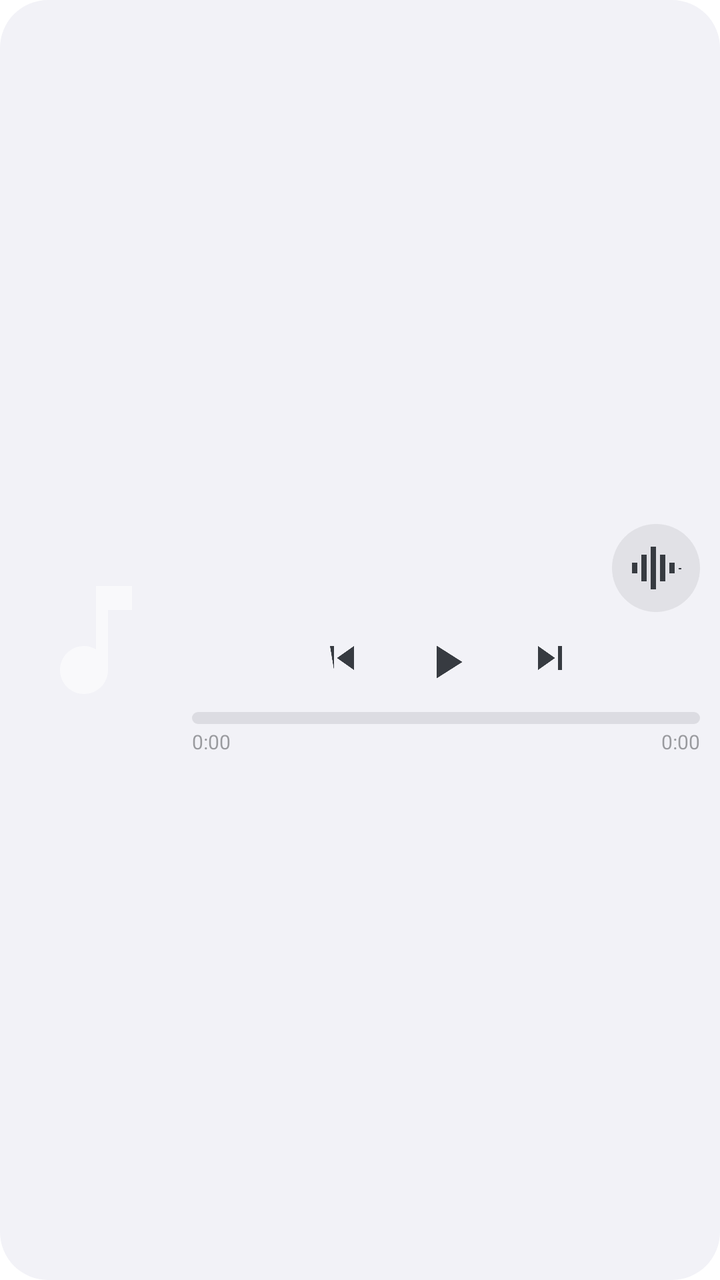
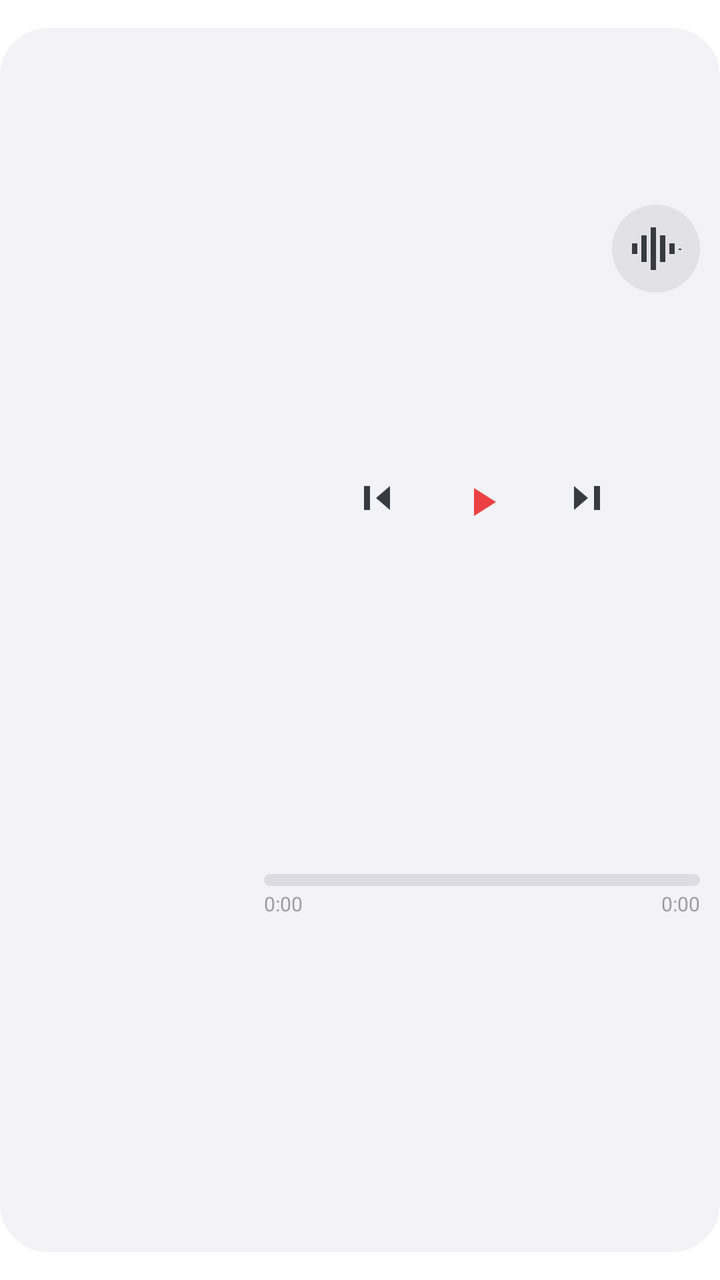

Two renders of the same Android screen: before a commit and after it. Below are the layout's source before the change and the commit's diff.
<!-- AndroidManifest.xml: fallback theme Theme.MaterialComponents.DayNight.NoActionBar -->
<!-- res/layout/player_widget_recognize.xml -->
<?xml version="1.0" encoding="utf-8"?>
<LinearLayout xmlns:android="http://schemas.android.com/apk/res/android"
    android:id="@+id/root"
    android:layout_width="match_parent"
    android:layout_height="match_parent"
    android:orientation="horizontal"
    android:background="@drawable/widget_bg">

    
    <ImageView
        android:id="@+id/cover"
        android:layout_width="72dp"
        android:layout_height="72dp"
        android:layout_marginStart="12dp"
        android:layout_gravity="center_vertical"
        android:scaleType="centerCrop"
        android:src="@drawable/ic_widget_music_note"
        android:contentDescription="@string/widget_label" />

    
    <LinearLayout
        android:layout_width="0dp"
        android:layout_height="match_parent"
        android:layout_weight="1"
        android:layout_marginStart="12dp"
        android:paddingEnd="10dp"
        android:paddingTop="8dp"
        android:paddingBottom="8dp"
        android:orientation="vertical"
        android:gravity="center_vertical">

        
        <LinearLayout
            android:layout_width="match_parent"
            android:layout_height="wrap_content"
            android:orientation="horizontal"
            android:gravity="center_vertical">

            <LinearLayout
                android:layout_width="0dp"
                android:layout_height="wrap_content"
                android:layout_weight="1"
                android:orientation="vertical">

                <TextView
                    android:id="@+id/songText"
                    android:layout_width="match_parent"
                    android:layout_height="wrap_content"
                    android:textColor="@color/widget_text_primary"
                    android:textSize="15sp"
                    android:textStyle="bold"
                    android:singleLine="true"
                    android:ellipsize="end" />

                <TextView
                    android:id="@+id/artistText"
                    android:layout_width="match_parent"
                    android:layout_height="wrap_content"
                    android:layout_marginTop="2dp"
                    android:textColor="@color/widget_text_secondary"
                    android:textSize="12sp"
                    android:singleLine="true"
                    android:ellipsize="end" />
            </LinearLayout>

            <ImageButton
                android:id="@+id/btnRecognize"
                android:layout_width="44dp"
                android:layout_height="44dp"
                android:layout_marginStart="8dp"
                android:padding="6dp"
                android:background="@drawable/widget_btn_circle"
                android:src="@drawable/ic_notif_recognize"
                android:scaleType="fitCenter"
                android:contentDescription="@string/widget_label" />
        </LinearLayout>

        
        <LinearLayout
            android:layout_width="match_parent"
            android:layout_height="wrap_content"
            android:layout_marginTop="4dp"
            android:orientation="horizontal"
            android:gravity="center_horizontal">

            <ImageButton
                android:id="@+id/btnPrev"
                android:layout_width="38dp"
                android:layout_height="38dp"
                android:padding="7dp"
                android:background="@null"
                android:src="@drawable/ic_skip_previous"
                android:tint="@color/widget_icon"
                android:scaleType="fitCenter"
                android:contentDescription="@string/widget_label" />

            <ImageButton
                android:id="@+id/btnPlay"
                android:layout_width="42dp"
                android:layout_height="42dp"
                android:layout_marginStart="12dp"
                android:layout_marginEnd="12dp"
                android:padding="7dp"
                android:background="@null"
                android:src="@drawable/ic_play"
                android:tint="@color/widget_icon"
                android:scaleType="fitCenter"
                android:contentDescription="@string/widget_label" />

            <ImageButton
                android:id="@+id/btnNext"
                android:layout_width="38dp"
                android:layout_height="38dp"
                android:padding="7dp"
                android:background="@null"
                android:src="@drawable/ic_skip_next"
                android:tint="@color/widget_icon"
                android:scaleType="fitCenter"
                android:contentDescription="@string/widget_label" />
        </LinearLayout>

        
        <ProgressBar
            android:id="@+id/progress"
            style="?android:attr/progressBarStyleHorizontal"
            android:layout_width="match_parent"
            android:layout_height="wrap_content"
            android:layout_marginTop="4dp"
            android:max="100"
            android:progress="0"
            android:progressDrawable="@drawable/widget_progress_drawable"
            android:maxHeight="6dp"
            android:minHeight="6dp" />

        
        <LinearLayout
            android:layout_width="match_parent"
            android:layout_height="wrap_content"
            android:layout_marginTop="2dp"
            android:orientation="horizontal">

            <TextView
                android:id="@+id/timeCur"
                android:layout_width="0dp"
                android:layout_height="wrap_content"
                android:layout_weight="1"
                android:gravity="start"
                android:text="0:00"
                android:textColor="@color/widget_time"
                android:textSize="10sp" />

            <TextView
                android:id="@+id/timeDur"
                android:layout_width="0dp"
                android:layout_height="wrap_content"
                android:layout_weight="1"
                android:gravity="end"
                android:text="0:00"
                android:textColor="@color/widget_time"
                android:textSize="10sp" />
        </LinearLayout>
    </LinearLayout>
</LinearLayout>
<!-- resources referenced by this layout -->
<resources>
  <color name="widget_icon">#FF373B41</color>
  <color name="widget_text_primary">#FF202224</color>
  <color name="widget_text_secondary">#92202224</color>
  <color name="widget_time">#6B202224</color>
  <!-- drawable ic_notif_recognize (drawable) -->
  <?xml version="1.0" encoding="utf-8"?>
  <vector xmlns:android="http://schemas.android.com/apk/res/android"
      android:width="24dp"
      android:height="24dp"
      android:viewportWidth="24"
      android:viewportHeight="24">
      <path
          android:fillColor="@color/widget_icon"
          android:pathData="M3,10h2v4h-2zM6.5,7h2v10h-2zM10,4h2v16h-2zM13.5,7h2v10h-2zM17,10h2v4h-2zM20.5,12h1v0.5h-1z" />
  </vector>
  <!-- drawable ic_play (drawable) -->
  <vector xmlns:android="http://schemas.android.com/apk/res/android"
      android:width="24dp"
      android:height="24dp"
      android:viewportWidth="24"
      android:viewportHeight="24"
      android:tint="#FFFFFF">
      <path
          android:fillColor="#FFFFFF"
          android:pathData="M8,5v14l11,-7z" />
  </vector>
  <!-- drawable ic_skip_next (drawable) -->
  <vector xmlns:android="http://schemas.android.com/apk/res/android"
      android:width="24dp"
      android:height="24dp"
      android:viewportWidth="24"
      android:viewportHeight="24"
      android:tint="#FFFFFF">
      <path
          android:fillColor="#FFFFFF"
          android:pathData="M6,18l8.5,-6L6,6v12z M16,6v12h2L18,6h-2z" />
  </vector>
  <!-- drawable ic_skip_previous (drawable) -->
  <vector xmlns:android="http://schemas.android.com/apk/res/android"
      android:width="24dp"
      android:height="24dp"
      android:viewportWidth="24"
      android:viewportHeight="24"
      android:tint="#FFFFFF">
      <path
          android:fillColor="#FFFFFF"
          android:pathData="M6,6h2v12L6,6z M9.5,12l8.5,6L18,6L9.5,12z" />
  </vector>
  <!-- drawable ic_widget_music_note (drawable) -->
  <?xml version="1.0" encoding="utf-8"?>
  <vector xmlns:android="http://schemas.android.com/apk/res/android"
      android:width="28dp"
      android:height="28dp"
      android:viewportWidth="24"
      android:viewportHeight="24"
      android:tint="#8AFFFFFF">
      <path
          android:fillColor="#FFFFFF"
          android:pathData="M12,3v10.55c-0.59,-0.34 -1.27,-0.55 -2,-0.55 -2.21,0 -4,1.79 -4,4s1.79,4 4,4 4,-1.79 4,-4V7h4V3h-6z" />
  </vector>
  <!-- drawable widget_bg (drawable) -->
  <?xml version="1.0" encoding="utf-8"?>
  <shape xmlns:android="http://schemas.android.com/apk/res/android"
      android:shape="rectangle">
      <solid android:color="@color/widget_card_start" />
      <corners android:radius="24dp" />
  </shape>
  <!-- drawable widget_btn_circle (drawable) -->
  <?xml version="1.0" encoding="utf-8"?>
  <shape xmlns:android="http://schemas.android.com/apk/res/android"
      android:shape="oval">
      <solid android:color="@color/widget_circle_btn" />
  </shape>
  <!-- drawable widget_progress_drawable (drawable) -->
  <?xml version="1.0" encoding="utf-8"?>
  <layer-list xmlns:android="http://schemas.android.com/apk/res/android">
      <item android:id="@android:id/background">
          <shape android:shape="rectangle">
              <solid android:color="@color/widget_track" />
              <corners android:radius="3dp" />
          </shape>
      </item>
      <item android:id="@android:id/progress">
          <clip>
              <shape android:shape="rectangle">
                  <solid android:color="@color/widget_fill" />
                  <corners android:radius="3dp" />
              </shape>
          </clip>
      </item>
  </layer-list>
  <string name="widget_label">弦予播放</string>
  <color name="widget_card_start">#F2F2F7</color>
  <color name="widget_circle_btn">#14202224</color>
  <color name="widget_track">#1A20242B</color>
  <color name="widget_fill">#EC4142</color>
</resources>

<!-- the commit's change to res/layout/player_widget_recognize.xml (unified diff, before → after) -->
@@ -1,21 +1,52 @@
 <?xml version="1.0" encoding="utf-8"?>
-<LinearLayout xmlns:android="http://schemas.android.com/apk/res/android"
-    android:id="@+id/root"
+<FrameLayout xmlns:android="http://schemas.android.com/apk/res/android"
     android:layout_width="match_parent"
     android:layout_height="match_parent"
-    android:orientation="horizontal"
-    android:background="@drawable/widget_bg">
+    android:paddingTop="14dp"
+    android:paddingBottom="14dp">
 
     
-    <ImageView
-        android:id="@+id/cover"
-        android:layout_width="72dp"
-        android:layout_height="72dp"
-        android:layout_marginStart="12dp"
-        android:layout_gravity="center_vertical"
-        android:scaleType="centerCrop"
-        android:src="@drawable/ic_widget_music_note"
-        android:contentDescription="@string/widget_label" />
+    <FrameLayout
+        android:id="@+id/root"
+        android:layout_width="match_parent"
+        android:layout_height="match_parent"
+        android:background="@drawable/widget_bg">
+
+        
+        <ImageView
+            android:id="@+id/bgCover"
+            android:layout_width="match_parent"
+            android:layout_height="match_parent"
+            android:scaleType="fitXY"
+            android:contentDescription="@string/widget_label" />
+
+        <LinearLayout
+            android:layout_width="match_parent"
+            android:layout_height="match_parent"
+            android:orientation="horizontal">
+
+    
+    <FrameLayout
+        android:id="@+id/coverHost"
+        android:layout_width="110dp"
+        android:layout_height="110dp"
+        android:layout_marginStart="10dp"
+        android:layout_gravity="center_vertical">
+
+        <ImageView
+            android:id="@+id/coverOld"
+            android:layout_width="match_parent"
+            android:layout_height="match_parent"
+            android:scaleType="centerCrop"
+            android:contentDescription="@string/widget_label" />
+
+        <ImageView
+            android:id="@+id/coverNew"
+            android:layout_width="match_parent"
+            android:layout_height="match_parent"
+            android:scaleType="centerCrop"
+            android:contentDescription="@string/widget_label" />
+    </FrameLayout>
 
     
     <LinearLayout
@@ -24,15 +55,15 @@
         android:layout_weight="1"
         android:layout_marginStart="12dp"
         android:paddingEnd="10dp"
-        android:paddingTop="8dp"
-        android:paddingBottom="8dp"
-        android:orientation="vertical"
-        android:gravity="center_vertical">
+        android:paddingTop="10dp"
+        android:paddingBottom="10dp"
+        android:orientation="vertical">
 
         
         <LinearLayout
             android:layout_width="match_parent"
             android:layout_height="wrap_content"
+            android:layout_weight="1"
             android:orientation="horizontal"
             android:gravity="center_vertical">
 
@@ -79,43 +110,44 @@
         <LinearLayout
             android:layout_width="match_parent"
             android:layout_height="wrap_content"
+            android:layout_weight="1"
             android:layout_marginTop="4dp"
             android:orientation="horizontal"
             android:gravity="center_horizontal">
 
             <ImageButton
                 android:id="@+id/btnPrev"
-                android:layout_width="38dp"
-                android:layout_height="38dp"
-                android:padding="7dp"
-                android:background="@null"
+                android:layout_width="40dp"
+                android:layout_height="40dp"
+                android:padding="6dp"
+                android:background="@android:color/transparent"
                 android:src="@drawable/ic_skip_previous"
                 android:tint="@color/widget_icon"
-                android:scaleType="fitCenter"
+                android:scaleType="centerInside"
                 android:contentDescription="@string/widget_label" />
 
             <ImageButton
                 android:id="@+id/btnPlay"
-                android:layout_width="42dp"
-                android:layout_height="42dp"
+                android:layout_width="44dp"
+                android:layout_height="44dp"
                 android:layout_marginStart="12dp"
                 android:layout_marginEnd="12dp"
-                android:padding="7dp"
-                android:background="@null"
+                android:padding="6dp"
+                android:background="@android:color/transparent"
                 android:src="@drawable/ic_play"
-                android:tint="@color/widget_icon"
-                android:scaleType="fitCenter"
+                android:tint="#EC4142"
+                android:scaleType="centerInside"
                 android:contentDescription="@string/widget_label" />
 
             <ImageButton
                 android:id="@+id/btnNext"
-                android:layout_width="38dp"
-                android:layout_height="38dp"
-                android:padding="7dp"
-                android:background="@null"
+                android:layout_width="40dp"
+                android:layout_height="40dp"
+                android:padding="6dp"
+                android:background="@android:color/transparent"
                 android:src="@drawable/ic_skip_next"
                 android:tint="@color/widget_icon"
-                android:scaleType="fitCenter"
+                android:scaleType="centerInside"
                 android:contentDescription="@string/widget_label" />
         </LinearLayout>
 
@@ -125,7 +157,7 @@
             style="?android:attr/progressBarStyleHorizontal"
             android:layout_width="match_parent"
             android:layout_height="wrap_content"
-            android:layout_marginTop="4dp"
+            android:layout_marginTop="7dp"
             android:max="100"
             android:progress="0"
             android:progressDrawable="@drawable/widget_progress_drawable"
@@ -136,6 +168,7 @@
         <LinearLayout
             android:layout_width="match_parent"
             android:layout_height="wrap_content"
+            android:layout_weight="1"
             android:layout_marginTop="2dp"
             android:orientation="horizontal">
 
@@ -160,4 +193,6 @@
                 android:textSize="10sp" />
         </LinearLayout>
     </LinearLayout>
-</LinearLayout>
+    </LinearLayout>
+    </FrameLayout>
+</FrameLayout>
<!-- resource entries referenced after the edit -->
@@ -31,34 +31,20 @@
       android:width="24dp"
       android:height="24dp"
       android:viewportWidth="24"
-      android:viewportHeight="24"
-      android:tint="#FFFFFF">
+      android:viewportHeight="24">
       <path
           android:fillColor="#FFFFFF"
-          android:pathData="M6,18l8.5,-6L6,6v12z M16,6v12h2L18,6h-2z" />
+          android:pathData="M14,6h3v12h-3z M11,12L4,6v12z" />
   </vector>
   <!-- drawable ic_skip_previous (drawable) -->
   <vector xmlns:android="http://schemas.android.com/apk/res/android"
       android:width="24dp"
       android:height="24dp"
       android:viewportWidth="24"
-      android:viewportHeight="24"
-      android:tint="#FFFFFF">
+      android:viewportHeight="24">
       <path
           android:fillColor="#FFFFFF"
-          android:pathData="M6,6h2v12L6,6z M9.5,12l8.5,6L18,6L9.5,12z" />
-  </vector>
-  <!-- drawable ic_widget_music_note (drawable) -->
-  <?xml version="1.0" encoding="utf-8"?>
-  <vector xmlns:android="http://schemas.android.com/apk/res/android"
-      android:width="28dp"
-      android:height="28dp"
-      android:viewportWidth="24"
-      android:viewportHeight="24"
-      android:tint="#8AFFFFFF">
-      <path
-          android:fillColor="#FFFFFF"
-          android:pathData="M12,3v10.55c-0.59,-0.34 -1.27,-0.55 -2,-0.55 -2.21,0 -4,1.79 -4,4s1.79,4 4,4 4,-1.79 4,-4V7h4V3h-6z" />
+          android:pathData="M7,6h3v12H7z M13,12l7,-6v12z" />
   </vector>
   <!-- drawable widget_bg (drawable) -->
   <?xml version="1.0" encoding="utf-8"?>
